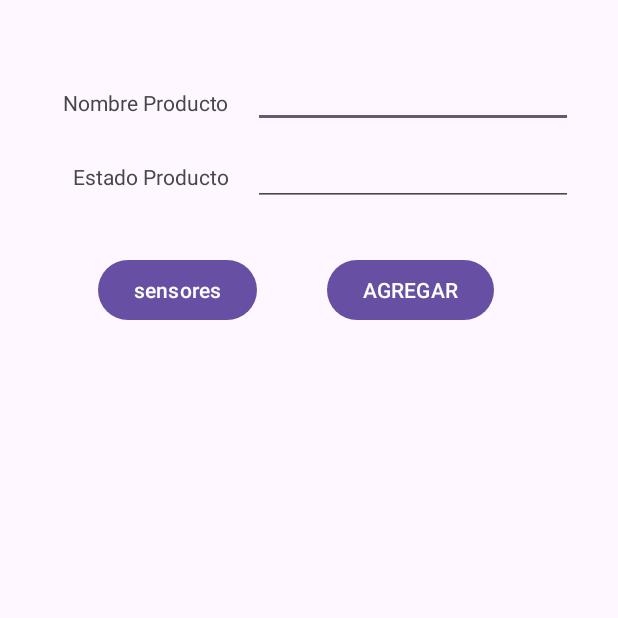
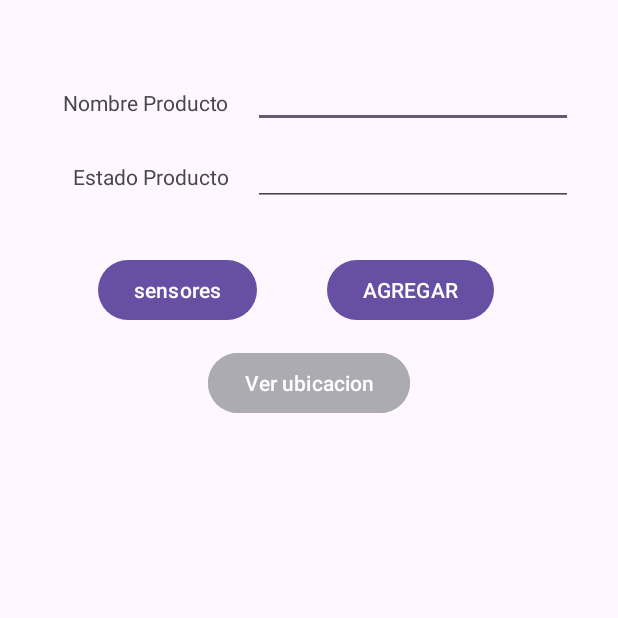
Before and after one commit to BenjaminSoto1/evaluacion2, an Android app: the screen it shows after launch (MainActivity), on a phone screen of 412 x 824 dp, the top half of it. Run offline under Robolectric (Android 15) with nearby library versions, the phone set to English and light mode, and no system bars; our stand-ins replace Firebase (no records; nobody signed in at launch, a user with empty details on screens opened directly).

Commit message:
final 15 oct 2:22

```diff
--- a/app/build.gradle.kts
+++ b/app/build.gradle.kts
@@ -36,8 +36,9 @@ dependencies {
     implementation("com.google.android.material:material:1.10.0")
     implementation("androidx.constraintlayout:constraintlayout:2.1.4")
     implementation("com.google.firebase:firebase-database:20.2.2")
-    implementation ("com.google.firebase:firebase-crashlytics-ktx")
-    implementation ("com.google.firebase:firebase-analytics")
+    implementation("com.google.firebase:firebase-crashlytics-ktx")
+    implementation("com.google.firebase:firebase-analytics")
+    implementation("com.google.android.gms:play-services-maps:18.1.0")
     testImplementation("junit:junit:4.13.2")
     androidTestImplementation("androidx.test.ext:junit:1.1.5")
     androidTestImplementation("androidx.test.espresso:espresso-core:3.5.1")
--- a/app/src/main/java/cl/example/evaluacion/Clases/Pedidos.java
+++ b/app/src/main/java/cl/example/evaluacion/Clases/Pedidos.java
@@ -48,7 +48,7 @@ public class Pedidos {
         return
                    '\'' +
                 "Producto: "+nombre + '\'' +
-              "Estado: "+ estado + '\''
+              " Estado: "+ estado + '\''
               ;
     }
 }
--- a/app/src/main/java/cl/example/evaluacion/MainActivity.java
+++ b/app/src/main/java/cl/example/evaluacion/MainActivity.java
@@ -21,6 +21,7 @@ import java.util.ArrayList;
 import java.util.List;
 import java.util.UUID;
 
+import cl.example.evaluacion.Clases.Mymaps;
 import cl.example.evaluacion.Clases.Pedidos;
 
 public class MainActivity extends AppCompatActivity {
@@ -28,7 +29,7 @@ public class MainActivity extends AppCompatActivity {
     ArrayAdapter<Pedidos> arrayAdapterPedidos;
 
     EditText eTNombre,eTpedido,eTestado;
-    Button bTAgregar,bTsensor;
+    Button bTAgregar,bTsensor,bTmap;
     ListView lvpedidos;
 
     FirebaseDatabase firebaseDatabase;
@@ -41,6 +42,8 @@ public class MainActivity extends AppCompatActivity {
         setContentView(R.layout.activity_main);
         bTsensor=findViewById(R.id.btSensor);
         Intent intent = new Intent(this,Sensores.class);
+        bTmap=findViewById(R.id.btMap);
+        Intent intent2 = new Intent(this, Mymaps.class);
         eTNombre=findViewById(R.id.eTnombre);
         eTestado=findViewById(R.id.eTestado);
 
@@ -56,6 +59,12 @@ public class MainActivity extends AppCompatActivity {
                                             startActivity(intent);
                                         }
                                     });
+        bTmap.setOnClickListener(new View.OnClickListener() {
+            @Override
+            public void onClick(View v) {
+                startActivity(intent2);
+            }
+        });
                 bTAgregar.setOnClickListener(new View.OnClickListener() {
                     @Override
                     public void onClick(View view) {
--- a/app/src/main/res/layout/activity_main.xml
+++ b/app/src/main/res/layout/activity_main.xml
@@ -5,6 +5,18 @@
     android:layout_width="match_parent"
     android:layout_height="match_parent"
     tools:context=".MainActivity">
+
+    <Button
+        android:id="@+id/btMap"
+        android:layout_width="wrap_content"
+        android:layout_height="wrap_content"
+        android:backgroundTint="@color/material_dynamic_neutral70"
+        android:text="Ver ubicacion"
+        app:layout_constraintBottom_toBottomOf="parent"
+        app:layout_constraintEnd_toEndOf="parent"
+        app:layout_constraintStart_toStartOf="parent"
+        app:layout_constraintTop_toTopOf="parent"
+        app:layout_constraintVertical_bias="0.298" />
 
     <Button
         android:id="@+id/btSensor"
@@ -84,19 +96,9 @@
         android:id="@+id/lvPedidos"
         android:layout_width="409dp"
         android:layout_height="469dp"
-        android:layout_marginTop="1dp"
-        app:layout_constraintBottom_toBottomOf="parent"
+        android:layout_marginTop="65dp"
         app:layout_constraintEnd_toEndOf="parent"
         app:layout_constraintStart_toStartOf="parent"
-        app:layout_constraintTop_toBottomOf="@+id/linearLayout"
-        app:layout_constraintVertical_bias="1.0" />
-
-    <LinearLayout
-        android:id="@+id/linearLayout"
-        android:layout_width="409dp"
-        android:layout_height="63dp"
-        android:orientation="vertical"
-        tools:layout_editor_absoluteX="1dp"
-        tools:layout_editor_absoluteY="198dp"></LinearLayout>
+        app:layout_constraintTop_toBottomOf="@+id/btSensor" />
 
 </androidx.constraintlayout.widget.ConstraintLayout>
```
Also changed, not shown: app/src/main/AndroidManifest.xml (+8 -0 lines), app/src/main/java/cl/example/evaluacion/Clases/Mymaps.java (added, +66 -0 lines), app/src/main/res/layout/activity_mymaps.xml (added, +48 -0 lines).
